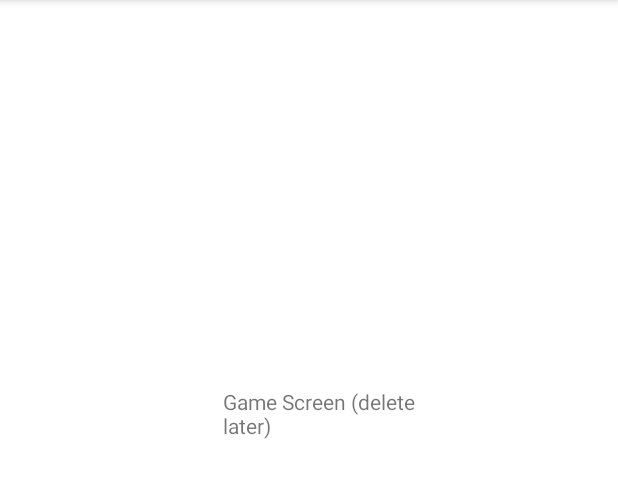
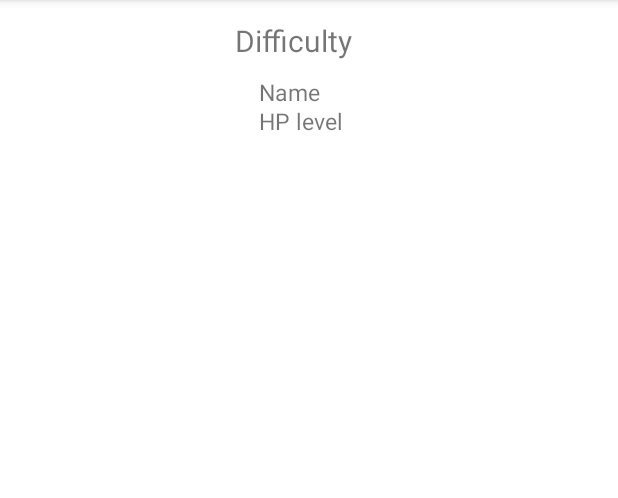
Before and after one commit to jadenl99/CS2340B_Team29, an Android app: the GameActivity screen opened directly, with no data from a screen before it, on a phone screen of 412 x 824 dp, the part 84-582 px from its top. Run offline under Robolectric (Android 15) with nearby library versions, the phone set to English and light mode, and no system bars.

Commit message:
Add layout changes to game view screen

```diff
--- a/app/src/main/res/layout/activity_game.xml
+++ b/app/src/main/res/layout/activity_game.xml
@@ -6,13 +6,47 @@
     android:layout_height="match_parent">
 
     <TextView
-        android:id="@+id/textView"
-        android:layout_width="155dp"
-        android:layout_height="145dp"
-        android:layout_marginEnd="108dp"
-        android:text="Game Screen (delete later)"
+        android:id="@+id/difficulty"
+        android:layout_width="103dp"
+        android:layout_height="29dp"
+        android:layout_marginEnd="152dp"
+        android:text="Difficulty"
+        android:textSize="20dp"
         app:layout_constraintBottom_toBottomOf="parent"
         app:layout_constraintEnd_toEndOf="parent"
         app:layout_constraintTop_toTopOf="parent"
-        app:layout_constraintVertical_bias="0.414" />
+        app:layout_constraintVertical_bias="0.018" />
+
+    <TextView
+        android:id="@+id/name"
+        android:layout_width="107dp"
+        android:layout_height="23dp"
+        android:layout_marginEnd="132dp"
+        android:text="Name"
+        android:textSize="15dp"
+        app:layout_constraintBottom_toBottomOf="parent"
+        app:layout_constraintEnd_toEndOf="parent"
+        app:layout_constraintTop_toTopOf="parent"
+        app:layout_constraintVertical_bias="0.068" />
+
+    <TextView
+        android:id="@+id/hpLevel"
+        android:layout_width="107dp"
+        android:layout_height="23dp"
+        android:layout_marginEnd="132dp"
+        android:text="HP level"
+        android:textSize="15dp"
+        app:layout_constraintBottom_toBottomOf="parent"
+        app:layout_constraintEnd_toEndOf="parent"
+        app:layout_constraintTop_toTopOf="parent"
+        app:layout_constraintVertical_bias="0.094" />
+
+    <ImageView
+        android:id="@+id/avatar"
+        android:layout_width="wrap_content"
+        android:layout_height="wrap_content"
+        app:layout_constraintBottom_toBottomOf="parent"
+        app:layout_constraintEnd_toEndOf="parent"
+        app:layout_constraintStart_toStartOf="parent"/>
+
 </androidx.constraintlayout.widget.ConstraintLayout>
```
Also changed, not shown: 396 other files.
